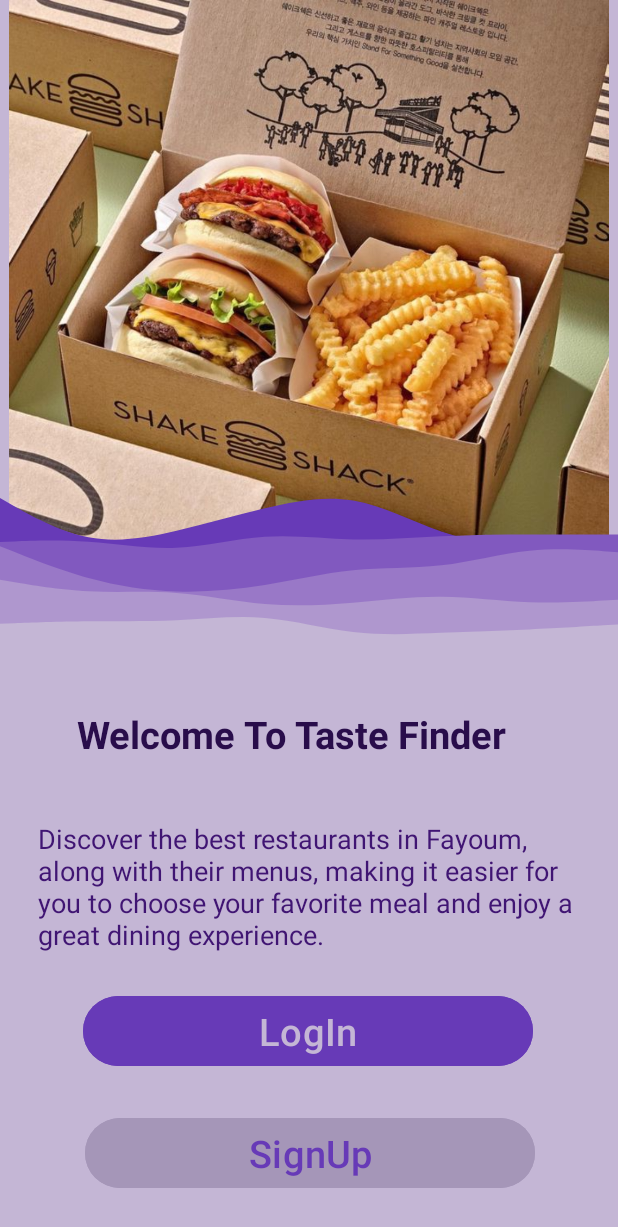
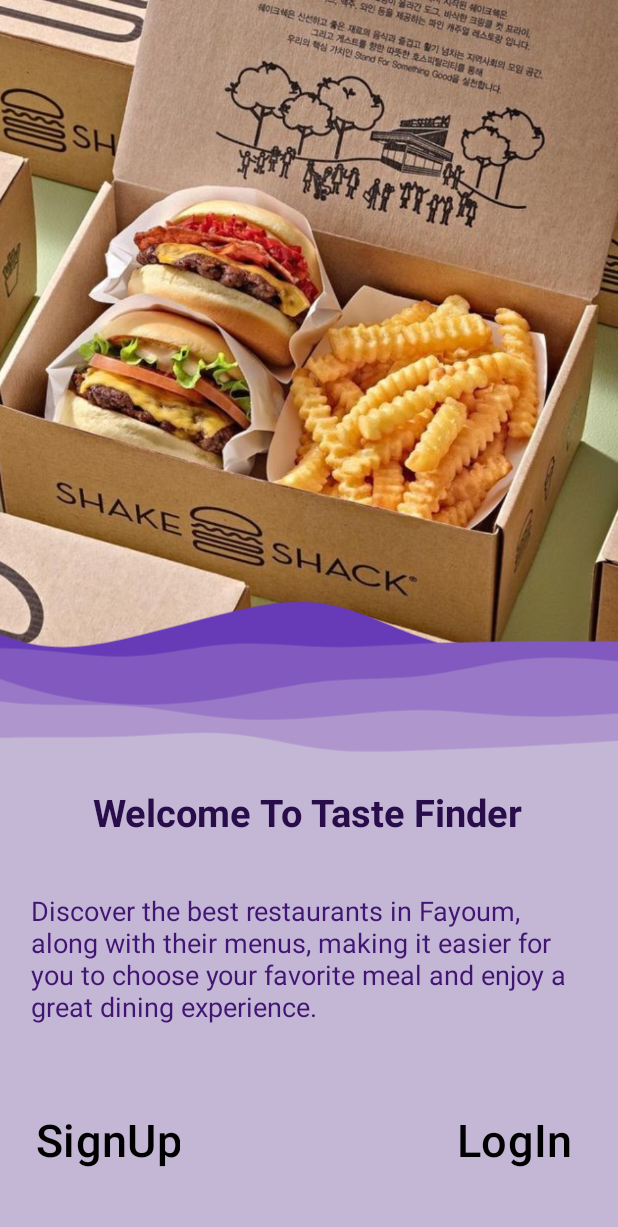
Before and after one commit to saraashraf11/Taste-Finder, an Android app: the layout activity_main.xml on its own in the app's theme, with its tools: preview values and no code run, on a phone screen of 412 x 824 dp. Shown: the top 1227 px of the screen. Run offline under Robolectric (Android 15) with nearby library versions, the phone set to English and light mode, and no system bars.

Commit message:
Youssef and Beshoy update

```diff
--- /dev/null
+++ b/TasteFinder/app/src/main/res/drawable/heart_svgrepo_com.xml
@@ -0,0 +1,5 @@
+<vector xmlns:android="http://schemas.android.com/apk/res/android" android:autoMirrored="true" android:height="40dp" android:viewportHeight="24" android:viewportWidth="24" android:width="40dp">
+
+    <path android:fillColor="#00000000" android:fillType="evenOdd" android:pathData="M12,6C10.201,3.903 7.194,3.255 4.939,5.175C2.685,7.096 2.367,10.306 4.138,12.577C5.61,14.465 10.065,18.448 11.525,19.737C11.688,19.881 11.77,19.953 11.865,19.982C11.948,20.006 12.039,20.006 12.123,19.982C12.218,19.953 12.299,19.881 12.463,19.737C13.923,18.448 18.378,14.465 19.85,12.577C21.62,10.306 21.342,7.075 19.048,5.175C16.755,3.275 13.799,3.903 12,6Z" android:strokeColor="#000000" android:strokeLineCap="round" android:strokeLineJoin="round" android:strokeWidth="2"/>
+
+</vector>
--- /dev/null
+++ b/TasteFinder/app/src/main/res/drawable/left_navigation_back_svgrepo_com.xml
@@ -0,0 +1,5 @@
+<vector xmlns:android="http://schemas.android.com/apk/res/android" android:height="50dp" android:viewportHeight="32" android:viewportWidth="32" android:width="50dp">
+
+    <path android:fillColor="#231f20" android:pathData="M22,29.73a1,1 0,0 1,-0.71 -0.29L9.93,18.12a3,3 0,0 1,0 -4.24L21.24,2.56A1,1 0,1 1,22.66 4L11.34,15.29a1,1 0,0 0,0 1.42L22.66,28a1,1 0,0 1,0 1.42A1,1 0,0 1,22 29.73Z"/>
+
+</vector>
--- a/TasteFinder/app/src/main/res/layout/activity_main.xml
+++ b/TasteFinder/app/src/main/res/layout/activity_main.xml
@@ -12,79 +12,82 @@
 
     <ImageView
         android:id="@+id/homeImg"
-        android:layout_width="wrap_content"
-        android:layout_height="400dp"
+        android:layout_width="481dp"
+        android:layout_height="481dp"
+        app:layout_constraintBottom_toBottomOf="parent"
         app:layout_constraintEnd_toEndOf="parent"
+        app:layout_constraintHorizontal_bias="0.685"
         app:layout_constraintStart_toStartOf="parent"
         app:layout_constraintTop_toTopOf="parent"
-        app:srcCompat="@drawable/home2"
-        tools:layout_editor_absoluteX="0dp"
-        tools:layout_editor_absoluteY="-167dp" />
-
-    <ImageView
-        android:id="@+id/waveImg"
-        android:layout_width="wrap_content"
-        android:layout_height="wrap_content"
-        app:srcCompat="@drawable/wave2"
-        tools:layout_editor_absoluteX="0dp"
-        tools:layout_editor_absoluteY="32dp" />
-
+        app:layout_constraintVertical_bias="0.0"
+        app:srcCompat="@drawable/home2" />
 
     <TextView
         android:id="@+id/headerTxt"
         android:layout_width="wrap_content"
         android:layout_height="wrap_content"
-        android:layout_marginTop="72dp"
+        android:layout_marginTop="524dp"
         android:text="@string/welcome_to_taste_finder"
         android:textColor="#290D4B"
         android:textSize="25sp"
         android:textStyle="bold"
         app:layout_constraintEnd_toEndOf="parent"
-        app:layout_constraintHorizontal_bias="0.409"
+        app:layout_constraintHorizontal_bias="0.496"
         app:layout_constraintStart_toStartOf="parent"
-        app:layout_constraintTop_toBottomOf="@+id/homeImg" />
+        app:layout_constraintTop_toTopOf="parent" />
 
     <TextView
         android:id="@+id/defTxt"
         android:layout_width="370dp"
         android:layout_height="wrap_content"
-        android:layout_marginTop="40dp"
+        android:layout_marginTop="36dp"
         android:text="Discover the best restaurants in Fayoum, along with their menus, making it easier for you to choose your favorite meal and enjoy a great dining experience."
         android:textColor="#401573"
         android:textSize="18sp"
         app:layout_constraintEnd_toEndOf="parent"
-        app:layout_constraintHorizontal_bias="0.609"
+        app:layout_constraintHorizontal_bias="0.487"
         app:layout_constraintStart_toStartOf="parent"
         app:layout_constraintTop_toBottomOf="@+id/headerTxt" />
 
     <Button
         android:id="@+id/signUpBtn"
-        android:layout_width="300dp"
+        android:layout_width="wrap_content"
         android:layout_height="wrap_content"
-        android:layout_marginTop="20dp"
-        android:backgroundTint="#A596B8"
+        android:layout_marginEnd="268dp"
+        android:backgroundTint="@color/Transparent"
         android:text="SignUp"
-        android:textSize="25sp"
-        android:textColor="@color/darkPurble"
+        android:textColor="@color/black"
+        android:textSize="30sp"
         app:layout_constraintBottom_toBottomOf="parent"
         app:layout_constraintEnd_toEndOf="parent"
-        app:layout_constraintHorizontal_bias="0.504"
-        app:layout_constraintStart_toStartOf="parent"
-        app:layout_constraintTop_toBottomOf="@+id/logInBtn"
-        app:layout_constraintVertical_bias="0.201" />
+        app:layout_constraintTop_toBottomOf="@+id/defTxt"
+        app:layout_constraintVertical_bias="0.578" />
 
     <Button
         android:id="@+id/logInBtn"
-        android:layout_width="300dp"
+        android:layout_width="wrap_content"
         android:layout_height="wrap_content"
-        android:layout_marginTop="60dp"
-        android:backgroundTint="#673AB7"
+        android:layout_marginStart="280dp"
+        android:backgroundTint="@color/Transparent"
         android:text="LogIn"
-        android:textSize="25sp"
-        android:textColor="@color/lightPurble"
+        android:textColor="@color/black"
+        android:textSize="30sp"
+        app:layout_constraintBottom_toBottomOf="parent"
+        app:layout_constraintStart_toStartOf="parent"
+        app:layout_constraintTop_toBottomOf="@+id/defTxt"
+        app:layout_constraintVertical_bias="0.578" />
+
+    <ImageView
+        android:id="@+id/imageView6"
+        android:layout_width="455dp"
+        android:layout_height="317dp"
+        app:layout_constraintBottom_toTopOf="@+id/headerTxt"
         app:layout_constraintEnd_toEndOf="parent"
-        app:layout_constraintHorizontal_bias="0.495"
+        app:layout_constraintHorizontal_bias="1.0"
         app:layout_constraintStart_toStartOf="parent"
-        app:layout_constraintTop_toBottomOf="@+id/waveImg" />
+        app:layout_constraintTop_toTopOf="parent"
+        app:layout_constraintVertical_bias="1.0"
+        app:srcCompat="@drawable/wave2" />
+
 
 </androidx.constraintlayout.widget.ConstraintLayout>
--- a/TasteFinder/app/src/main/res/values/colors.xml
+++ b/TasteFinder/app/src/main/res/values/colors.xml
@@ -9,4 +9,5 @@
     <color name="grey">#919191</color>
     <color name="darkGray">#616161</color>
     <color name="blue">#3C51C5</color>
+    <color name="Transparent">#00FFFFFF</color>
 </resources>
```
Also changed, not shown: TasteFinder/app/src/main/java/com/example/tastefinder/CategoryFragment.kt (added, +59 -0 lines), TasteFinder/app/src/main/java/com/example/tastefinder/FavoritesFragment.kt (added, +59 -0 lines), TasteFinder/app/src/main/java/com/example/tastefinder/LoginActivity.kt (+11 -3 lines), TasteFinder/app/src/main/java/com/example/tastefinder/MainActivity.kt (+19 -14 lines), TasteFinder/app/src/main/java/com/example/tastefinder/RegisterActivity.kt (+8 -1 lines), TasteFinder/app/src/main/java/com/example/tastefinder/SearchFragment.kt (added, +59 -0 lines), TasteFinder/app/src/main/res/drawable/restaurant_logo.xml (added, +11 -0 lines), TasteFinder/app/src/main/res/layout/activity_login.xml (+14 -0 lines), TasteFinder/app/src/main/res/layout/activity_register.xml (+12 -0 lines), TasteFinder/app/src/main/res/layout/fav_restaurant.xml (added, +46 -0 lines), TasteFinder/app/src/main/res/layout/fragment_category.xml (added, +38 -0 lines), TasteFinder/app/src/main/res/layout/fragment_favorites.xml (added, +39 -0 lines), TasteFinder/app/src/main/res/layout/fragment_search.xml (added, +50 -0 lines).
